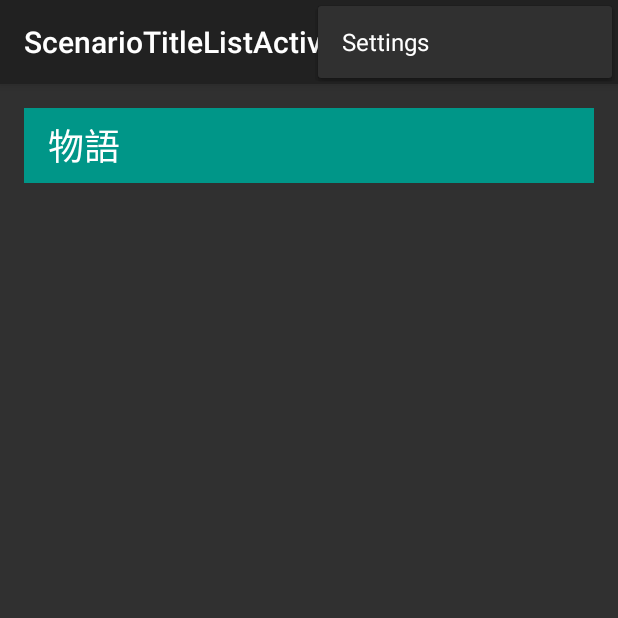
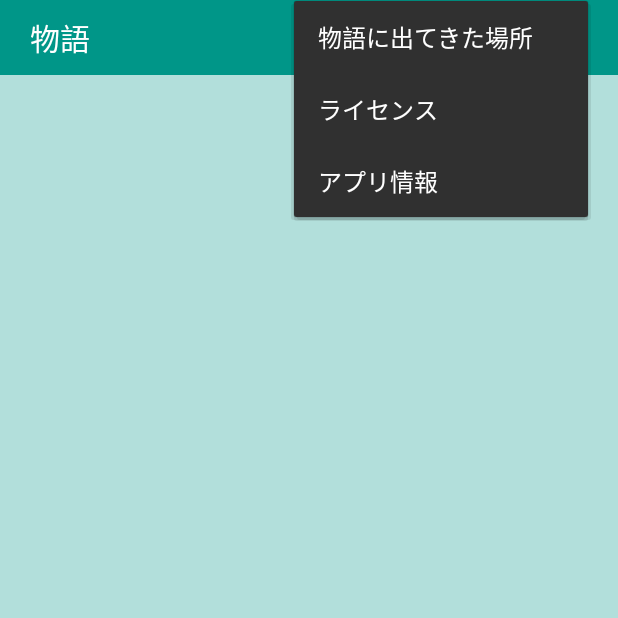
Before and after one commit to qkuronekop/NatoriTourist, an Android app: the ScenarioTitleListActivity screen opened directly, with no data from a screen before it, with the options menu open, on a phone screen of 412 x 824 dp, the top half of it. Run offline under Robolectric (Android 15) with nearby library versions, the phone set to English and light mode, and no system bars; our stand-ins replace ButterKnife; libraries missing offline, so code that uses them is left out: com.activeandroid, com.activeandroid.query; 1 statement that could not run was skipped.

Commit message:
ストーリーを追加 物語が読めるように修正 セーブ機能追加

```diff
--- a/app/src/main/AndroidManifest.xml
+++ b/app/src/main/AndroidManifest.xml
@@ -7,7 +7,7 @@
         android:allowBackup="true"
         android:icon="@mipmap/ic_launcher"
         android:label="@string/app_name"
-        android:theme="@style/Theme.AppCompat" >
+        android:theme="@style/Theme.AppCompat.NoActionBar" >
         <meta-data android:name="AA_DB_NAME" android:value="natori.db" />
         <meta-data android:name="AA_DB_VERSION" android:value="1" />
         <activity
@@ -23,6 +23,10 @@
             android:name=".ScenarioTitleListActivity"
             android:label="@string/title_activity_scenario_title_list" >
         </activity>
+        <activity
+            android:name=".StoryActivity"
+            android:label="" >
+        </activity>
     </application>
 
 </manifest>
--- a/app/src/main/java/jp/gr/java_conf/qkuronekop/natoritourism/ScenarioTitleListActivity.java
+++ b/app/src/main/java/jp/gr/java_conf/qkuronekop/natoritourism/ScenarioTitleListActivity.java
@@ -1,7 +1,9 @@
 package jp.gr.java_conf.qkuronekop.natoritourism;
 
+import android.content.Intent;
 import android.os.Bundle;
 import android.support.v7.app.AppCompatActivity;
+import android.support.v7.widget.Toolbar;
 import android.view.Menu;
 import android.view.MenuItem;
 import android.widget.ListView;
@@ -12,10 +14,13 @@ import jp.gr.java_conf.qkuronekop.natoritourism.adapter.TitleListAdapter;
 import jp.gr.java_conf.qkuronekop.natoritourism.manager.TitleData;
 import jp.gr.java_conf.qkuronekop.natoritourism.pref.PrefarenceManager;
 
-public class ScenarioTitleListActivity extends AppCompatActivity {
+public class ScenarioTitleListActivity extends AppCompatActivity implements TitleListAdapter.TitleListener {
 
     @Bind(R.id.title_list_view)
     ListView titleListView;
+
+    @Bind(R.id.scenario_toolbar)
+    Toolbar toolbar;
 
     @Override
     protected void onCreate(Bundle savedInstanceState) {
@@ -25,8 +30,21 @@ public class ScenarioTitleListActivity extends AppCompatActivity {
         TitleData titleData = new TitleData(getApplicationContext());
         if (!PrefarenceManager.getFirstFlag(getApplicationContext())) {
             titleData.saveTitleData();
+            PrefarenceManager.saveFirstFlag(getApplicationContext());
         }
-        TitleListAdapter adapter = new TitleListAdapter(getApplicationContext(), 0, titleData.getScenarioTitle());
+        TitleListAdapter adapter = new TitleListAdapter(getApplicationContext(), 0, titleData.getScenarioTitle(), this);
+        titleListView.setAdapter(adapter);
+        setSupportActionBar(toolbar);
+    }
+
+    @Override
+    protected void onResume() {
+        super.onResume();
+        TitleData titleData = new TitleData(getApplicationContext());
+        TitleListAdapter adapter = (TitleListAdapter) titleListView.getAdapter();
+        adapter.clear();
+        adapter.addAll(titleData.getScenarioTitle());
+        adapter.notifyDataSetChanged();
     }
 
     @Override
@@ -43,12 +61,23 @@ public class ScenarioTitleListActivity extends AppCompatActivity {
         // as you specify a parent activity in AndroidManifest.xml.
         int id = item.getItemId();
 
-        //noinspection SimplifiableIfStatement
-        if (id == R.id.action_settings) {
-            return true;
+        switch (id) {
+            case R.id.action_history:
+                break;
+            case R.id.action_lisence:
+                break;
+            case R.id.action_produser:
+                break;
         }
 
         return super.onOptionsItemSelected(item);
+    }
+
+    @Override
+    public void toutchTitle(int position) {
+        Intent intent = new Intent(this, StoryActivity.class);
+        intent.putExtra(getString(R.string.key_story_no), position);
+        startActivity(intent);
     }
 
     //JsonParseTask task = new JsonParseTask(getApplicationContext());
--- a/app/src/main/java/jp/gr/java_conf/qkuronekop/natoritourism/adapter/TitleListAdapter.java
+++ b/app/src/main/java/jp/gr/java_conf/qkuronekop/natoritourism/adapter/TitleListAdapter.java
@@ -1,7 +1,7 @@
 package jp.gr.java_conf.qkuronekop.natoritourism.adapter;
 
 import android.content.Context;
-import android.text.Layout;
+import android.support.v7.widget.CardView;
 import android.view.LayoutInflater;
 import android.view.View;
 import android.view.ViewGroup;
@@ -20,15 +20,22 @@ import jp.gr.java_conf.qkuronekop.natoritourism.table.Scenario;
  */
 public class TitleListAdapter extends ArrayAdapter<Scenario> {
 
+    public interface TitleListener {
+        void toutchTitle(int position);
+    }
+
+    private TitleListener listener;
+
     private LayoutInflater layoutInflater;
 
-    public TitleListAdapter(Context context, int resource, List<Scenario> objects) {
+    public TitleListAdapter(Context context, int resource, List<Scenario> objects, TitleListener listener) {
         super(context, resource, objects);
         layoutInflater = (LayoutInflater) context.getSystemService(Context.LAYOUT_INFLATER_SERVICE);
+        this.listener = listener;
     }
 
     @Override
-    public View getView(int position, View convertView, ViewGroup parent) {
+    public View getView(final int position, View convertView, ViewGroup parent) {
         ViewHolder viewHolder;
         if (convertView != null) {
             viewHolder = (ViewHolder) convertView.getTag();
@@ -39,13 +46,21 @@ public class TitleListAdapter extends ArrayAdapter<Scenario> {
         }
 
         viewHolder.titleTextView.setText(getItem(position).title);
+        viewHolder.titleCardView.setOnClickListener(new View.OnClickListener() {
+            @Override
+            public void onClick(View v) {
+                listener.toutchTitle(position);
+            }
+        });
 
-        return super.getView(position, convertView, parent);
+        return convertView;
     }
 
     static class ViewHolder {
 
         @Bind(R.id.title_name) TextView titleTextView;
+        @Bind(R.id.title_card_view)
+        CardView titleCardView;
 
         public ViewHolder(View view) {
             ButterKnife.bind(this, view);
--- a/app/src/main/java/jp/gr/java_conf/qkuronekop/natoritourism/manager/TitleData.java
+++ b/app/src/main/java/jp/gr/java_conf/qkuronekop/natoritourism/manager/TitleData.java
@@ -42,4 +42,9 @@ public class TitleData {
     return new Select().from(Scenario.class).where("dispFlag = 1").execute();
   }
 
+  public void saveDispFlag(final int no) {
+    Scenario scenario = new Select().from(Scenario.class).where("id = " + no).executeSingle();
+    scenario.dispFlag = 1;
+    scenario.save();
+  }
 }
--- a/app/src/main/res/layout/activity_scenario_title_list.xml
+++ b/app/src/main/res/layout/activity_scenario_title_list.xml
@@ -2,10 +2,7 @@
     xmlns:tools="http://schemas.android.com/tools"
     android:layout_width="match_parent"
     android:layout_height="match_parent"
-    android:paddingBottom="@dimen/activity_vertical_margin"
-    android:paddingLeft="@dimen/activity_horizontal_margin"
-    android:paddingRight="@dimen/activity_horizontal_margin"
-    android:paddingTop="@dimen/activity_vertical_margin"
+    android:background="@color/light_primary_color"
     tools:context="jp.gr.java_conf.qkuronekop.natoritourism.ScenarioTitleListActivity">
 
     <android.support.v7.widget.Toolbar
@@ -16,19 +13,18 @@
         android:paddingRight="16dp"
         android:background="@color/primary_color">
 
-        <TextView
-            android:id="@+id/textView"
-            android:layout_width="wrap_content"
-            android:layout_height="wrap_content"
-            android:text="物語"
-            android:textColor="@color/text_icons"
-            android:textSize="24dp"/>
     </android.support.v7.widget.Toolbar>
 
     <ListView
         android:id="@+id/title_list_view"
+        android:layout_below="@+id/scenario_toolbar"
         android:layout_width="wrap_content"
         android:layout_height="wrap_content"
         android:layout_alignParentLeft="true"
+        android:divider="@null"
+        android:layout_marginLeft="@dimen/activity_horizontal_margin"
+        android:layout_marginRight="@dimen/activity_horizontal_margin"
+        android:layout_marginBottom="8dp"
+        android:layout_marginTop="8dp"
         android:layout_alignParentStart="true" />
 </RelativeLayout>
--- a/app/src/main/res/menu/menu_main.xml
+++ /dev/null
@@ -1,6 +0,0 @@
-<menu xmlns:android="http://schemas.android.com/apk/res/android"
-    xmlns:app="http://schemas.android.com/apk/res-auto"
-    xmlns:tools="http://schemas.android.com/tools" tools:context=".MainActivity">
-    <item android:id="@+id/action_settings" android:title="@string/action_settings"
-        android:orderInCategory="100" app:showAsAction="never" />
-</menu>
--- a/app/src/main/res/menu/menu_scenario_title_list.xml
+++ b/app/src/main/res/menu/menu_scenario_title_list.xml
@@ -2,6 +2,10 @@
     xmlns:app="http://schemas.android.com/apk/res-auto"
     xmlns:tools="http://schemas.android.com/tools"
     tools:context="jp.gr.java_conf.qkuronekop.natoritourism.ScenarioTitleListActivity">
-    <item android:id="@+id/action_settings" android:title="@string/action_settings"
+    <item android:id="@+id/action_history" android:title="@string/action_history"
+        android:orderInCategory="100" app:showAsAction="never" />
+    <item android:id="@+id/action_lisence" android:title="@string/action_lisence"
+        android:orderInCategory="100" app:showAsAction="never" />
+    <item android:id="@+id/action_produser" android:title="@string/action_produser"
         android:orderInCategory="100" app:showAsAction="never" />
 </menu>
--- a/app/src/main/res/values/strings.xml
+++ b/app/src/main/res/values/strings.xml
@@ -2,8 +2,8 @@
     <string name="app_name">NatoriTourism</string>
 
     <string name="hello_world">Hello world!</string>
-    <string name="action_settings">Settings</string>
-    <string name="title_activity_scenario_title_list">ScenarioTitleListActivity</string>
+    <!-- ToolBarTitle -->
+    <string name="title_activity_scenario_title_list">物語</string>
 
     <!-- ファイル名 -->
     <string name="access_json">access.json</string>
@@ -11,4 +11,25 @@
     <string name="content_json">content.json</string>
     <string name="district_json">district.json</string>
     <string name="information_json">information.json</string>
+
+    <!-- ストーリーファイル名 -->
+    <string name="s_prologue">story_prplogue.txt</string>
+
+    <!-- メニュー -->
+    <string name="action_history">物語に出てきた場所</string>
+    <string name="action_lisence">ライセンス</string>
+    <string name="action_produser">アプリ情報</string>
+    <string name="action_story">はじめから</string>
+
+    <!-- Intent Key -->
+    <string name="key_story_no">key_story_no</string>
+
+    <!-- ストーリー画面 -->
+    <string name="story_select_place">どこへ行きますか？</string>
+    <string name="story_back_button_text">戻る</string>
+    <string name="story_fin_mark">済</string>
+
+    <!-- ダイアログ -->
+    <string name="back_alert_dialog_message">ストーリーが終了していませんが、前の画面に戻っても大丈夫ですか？</string>
+
 </resources>
```
Also changed, not shown: app/src/main/java/jp/gr/java_conf/qkuronekop/natoritourism/MainActivity.java (+8 -22 lines), app/src/main/java/jp/gr/java_conf/qkuronekop/natoritourism/pref/PrefarenceManager.java (+30 -0 lines), app/src/main/res/layout/activity_main.xml (+7 -9 lines), app/src/main/res/layout/adapter_title_list.xml (+5 -2 lines), app/src/main/res/values/content_list.xml (added, +65 -0 lines), 1 other file.
